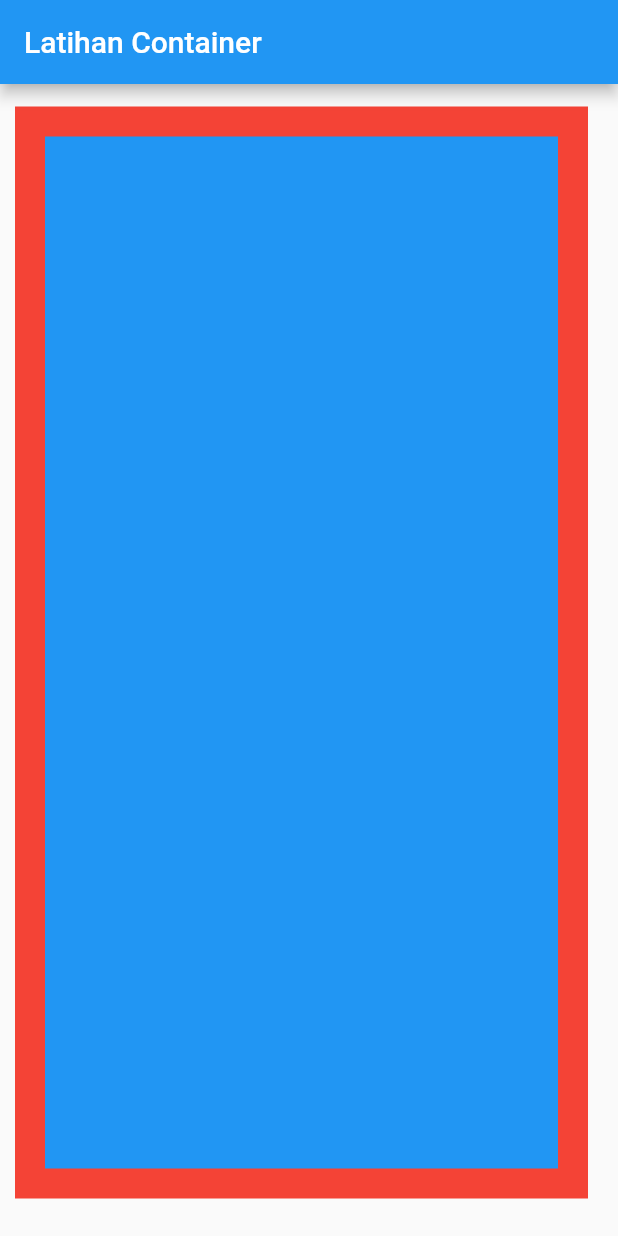
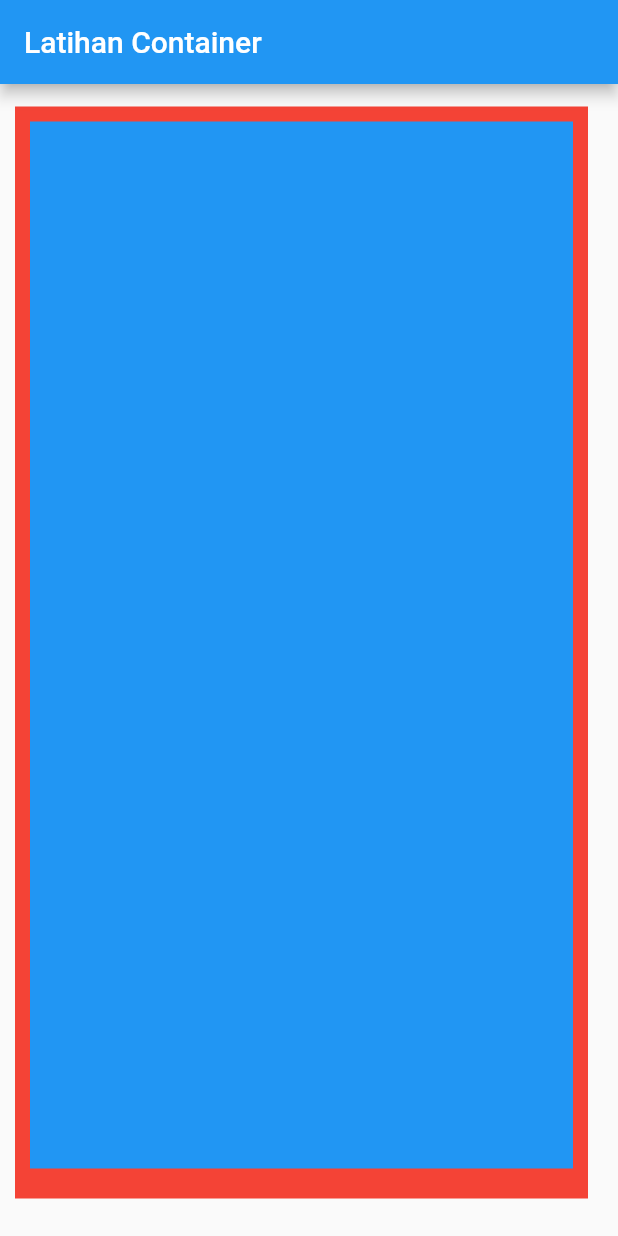
Before and after one commit to feyto81/learn-flutter-container, a Flutter app: the screen it shows after launch, on a phone screen of 412 x 824 dp. Run offline on Flutter 3.47's test engine with Material 2 defaults, Android fonts, the phone set to English and light mode, and no system bars.

Commit message:
adding padding only bottom in container red to blue

```diff
--- a/lib/main.dart
+++ b/lib/main.dart
@@ -15,7 +15,7 @@ class MyApp extends StatelessWidget {
         body: Container(
           color: Colors.red,
           margin: EdgeInsets.fromLTRB(10, 15, 20, 25),
-          padding: EdgeInsets.all(10),
+          padding: EdgeInsets.only(bottom: 10),
           child: Container(
             color: Colors.blue,
             margin: EdgeInsets.all(10),
```
